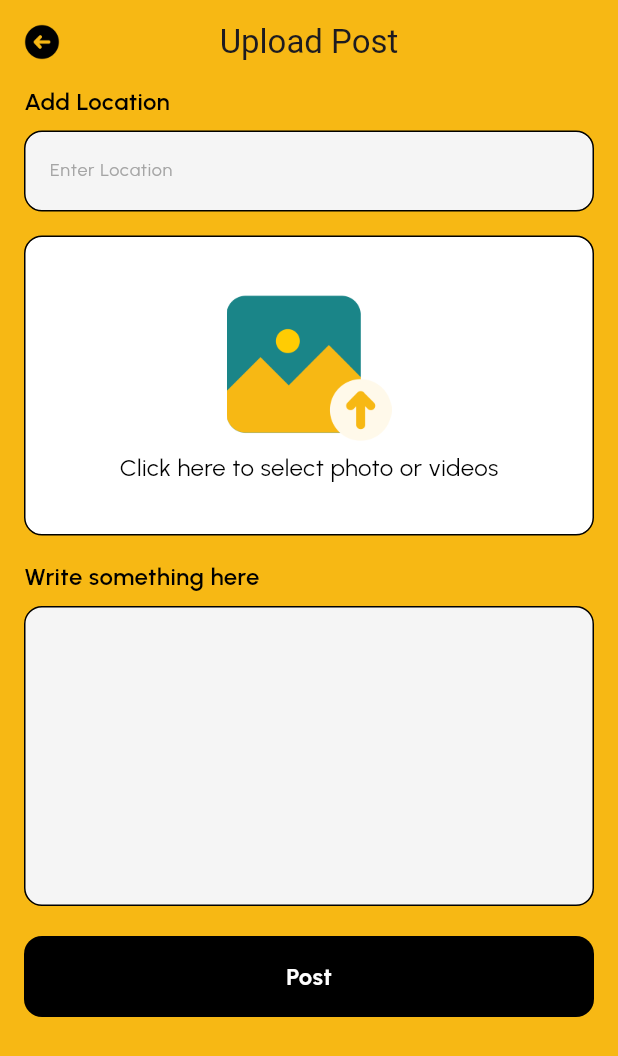
After one commit to Alnur17/tails_date, a Flutter app: the UploadPostView screen opened by its route, after a tap on "Post", on a phone screen of 412 x 824 dp. The commit adds this screen. Shown: the top 1056 px of the screen. Run offline on Flutter 3.47's test engine with Material 3 defaults, Android fonts, the phone set to English and light mode, and no system bars; our stand-ins replace get, google_fonts, image_picker, pin_code_fields, smooth_page_indicator, video_player; network calls fail.

Commit message:
upload has been added

```diff
--- a/lib/app/modules/chats/views/chats_view.dart
+++ b/lib/app/modules/chats/views/chats_view.dart
@@ -35,7 +35,7 @@ class ChatsView extends StatelessWidget {
             padding: const EdgeInsets.only(left: 16, right: 16),
             child: CustomTextField(
               preIcon: Image.asset(
-                AppImages.search,
+                AppImages.searchTwo,
                 scale: 4,
               ),
               hintText: 'Search by name or location',
--- a/lib/app/modules/notifications/views/notifications_view.dart
+++ b/lib/app/modules/notifications/views/notifications_view.dart
@@ -24,11 +24,11 @@ class NotificationsView extends GetView<NotificationsController> {
 
     // Dummy data for each section
     final List<Map<String, String>> friendRequests = List.generate(
-        10, (index) => {'name': 'Friend_$index', 'image': 'https://via.placeholder.com/150'});
+        10, (index) => {'name': 'Friend_$index', 'image': 'https://images.unsplash.com/photo-1494790108377-be9c29b29330?q=80&w=774&auto=format&fit=crop&ixlib=rb-4.0.3&ixid=M3wxMjA3fDB8MHxwaG90by1wYWdlfHx8fGVufDB8fHx8fA%3D%3D'});
     final List<Map<String, String>> sendRequests = List.generate(
-        10, (index) => {'name': 'Request_$index', 'image': 'https://via.placeholder.com/150'});
+        10, (index) => {'name': 'Request_$index', 'image': 'https://images.unsplash.com/photo-1494790108377-be9c29b29330?q=80&w=774&auto=format&fit=crop&ixlib=rb-4.0.3&ixid=M3wxMjA3fDB8MHxwaG90by1wYWdlfHx8fGVufDB8fHx8fA%3D%3D'});
     final List<Map<String, String>> suggestedForYou = List.generate(
-        10, (index) => {'name': 'Suggested_$index', 'image': 'https://via.placeholder.com/150'});
+        10, (index) => {'name': 'Suggested_$index', 'image': 'https://images.unsplash.com/photo-1494790108377-be9c29b29330?q=80&w=774&auto=format&fit=crop&ixlib=rb-4.0.3&ixid=M3wxMjA3fDB8MHxwaG90by1wYWdlfHx8fGVufDB8fHx8fA%3D%3D'});
 
     return Scaffold(
       backgroundColor: AppColors.mainColor,
--- /dev/null
+++ b/lib/app/modules/upload_post/bindings/upload_post_binding.dart
@@ -0,0 +1,12 @@
+import 'package:get/get.dart';
+
+import '../controllers/upload_post_controller.dart';
+
+class UploadPostBinding extends Bindings {
+  @override
+  void dependencies() {
+    Get.lazyPut<UploadPostController>(
+      () => UploadPostController(),
+    );
+  }
+}
--- /dev/null
+++ b/lib/app/modules/upload_post/views/upload_post_view.dart
@@ -0,0 +1,86 @@
+import 'package:flutter/material.dart';
+
+import 'package:get/get.dart';
+import 'package:tails_date/common/app_color/app_colors.dart';
+import 'package:tails_date/common/app_images/app_images.dart';
+import 'package:tails_date/common/app_text_style/styles.dart';
+import 'package:tails_date/common/widgets/custom_button.dart';
+import 'package:tails_date/common/widgets/custom_textfield.dart';
+
+import '../../../../common/size_box/custom_sizebox.dart';
+import '../controllers/upload_post_controller.dart';
+
+class UploadPostView extends GetView<UploadPostController> {
+  const UploadPostView({super.key});
+
+  @override
+  Widget build(BuildContext context) {
+    return Scaffold(
+      backgroundColor: AppColors.mainColor,
+      appBar: AppBar(
+        backgroundColor: AppColors.mainColor,
+        scrolledUnderElevation: 0,
+        title: const Text('Upload Post'),
+        centerTitle: true,
+        leading: GestureDetector(
+          onTap: () {
+            Get.back();
+          },
+          child: Image.asset(
+            AppImages.back,
+            scale: 4,
+          ),
+        ),
+      ),
+      body: Padding(
+        padding: const EdgeInsets.symmetric(horizontal: 16),
+        child: Column(
+          crossAxisAlignment: CrossAxisAlignment.start,
+          children: [
+            Text(
+              'Add Location',
+              style: h3,
+            ),
+            sh8,
+            CustomTextField(
+              hintText: 'Enter Location',
+              borderColor: AppColors.black,
+            ),
+            sh16,
+            Container(
+              height: 200,
+              width: double.infinity,
+              decoration: BoxDecoration(
+                borderRadius: BorderRadius.circular(12),
+                color: AppColors.white,
+                border: Border.all(color: AppColors.black),
+              ),
+              child: Column(
+                mainAxisAlignment: MainAxisAlignment.center,
+                children: [
+                  Image.asset(AppImages.upload,scale: 4,),
+                  sw8,
+                  Text('Click here to select photo or videos',style: h4,),
+
+                ],
+              ),
+            ),
+            sh16,
+            Text(
+              'Write something here',
+              style: h3,
+            ),
+            sh8,
+            CustomTextField(
+              height: 200,
+              borderColor: AppColors.black,
+            ),
+            sh20,
+            CustomButton(text: 'Post', onPressed: (){}),
+            sh30,
+          ],
+        ),
+      ),
+    );
+  }
+}
--- a/lib/app/routes/app_pages.dart
+++ b/lib/app/routes/app_pages.dart
@@ -26,6 +26,8 @@ import '../modules/signup/bindings/signup_binding.dart';
 import '../modules/signup/views/signup_view.dart';
 import '../modules/splash/bindings/splash_binding.dart';
 import '../modules/splash/views/splash_view.dart';
+import '../modules/upload_post/bindings/upload_post_binding.dart';
+import '../modules/upload_post/views/upload_post_view.dart';
 import '../modules/verify_otp/bindings/verify_otp_binding.dart';
 import '../modules/verify_otp/views/verify_otp_view.dart';
 
@@ -107,5 +109,10 @@ class AppPages {
       page: () => ChatsView(),
       binding: ChatsBinding(),
     ),
+    GetPage(
+      name: _Paths.UPLOAD_POST,
+      page: () => const UploadPostView(),
+      binding: UploadPostBinding(),
+    ),
   ];
 }
--- a/lib/app/routes/app_routes.dart
+++ b/lib/app/routes/app_routes.dart
@@ -17,6 +17,7 @@ abstract class Routes {
   static const REELS = _Paths.REELS;
   static const NOTIFICATIONS = _Paths.NOTIFICATIONS;
   static const CHATS = _Paths.CHATS;
+  static const UPLOAD_POST = _Paths.UPLOAD_POST;
 }
 
 abstract class _Paths {
@@ -35,4 +36,5 @@ abstract class _Paths {
   static const REELS = '/reels';
   static const NOTIFICATIONS = '/notifications';
   static const CHATS = '/chats';
+  static const UPLOAD_POST = '/upload-post';
 }
--- a/lib/common/app_images/app_images.dart
+++ b/lib/common/app_images/app_images.dart
@@ -46,6 +46,7 @@ class AppImages {
   static const language = "assets/icons/language.png";
   static const payment = "assets/icons/payment.png";
   static const accountDelete = "assets/icons/account delete.png";
+  static const upload = "assets/icons/upload.png";
 
 
   //================ Images ==================>
--- a/lib/common/widgets/custom_textfield.dart
+++ b/lib/common/widgets/custom_textfield.dart
@@ -12,6 +12,7 @@ class CustomTextField extends StatelessWidget {
   final ValueChanged<String>? onChange;
   final double borderRadius;
   final Color? containerColor;
+  final Color? borderColor;
 
   const CustomTextField({
     super.key,
@@ -22,7 +23,7 @@ class CustomTextField extends StatelessWidget {
     this.sufIcon,
     this.preIcon,
     this.onChange,
-    this.borderRadius = 12, this.containerColor,
+    this.borderRadius = 12, this.containerColor, this.borderColor,
   });
 
   @override
@@ -31,6 +32,7 @@ class CustomTextField extends StatelessWidget {
       height: height,
       decoration: BoxDecoration(
         borderRadius: BorderRadius.circular(borderRadius),
+        border: Border.all(color: borderColor ?? Colors.transparent),
         color: containerColor ?? AppColors.greyLight,
       ),
       child: TextField(
@@ -42,7 +44,7 @@ class CustomTextField extends StatelessWidget {
         decoration: InputDecoration(
           hintText: hintText ?? '',
           hintStyle: hintTextStyle ?? h6.copyWith(color: AppColors.grey),
-          contentPadding: EdgeInsets.symmetric(horizontal: 16, vertical: 16),
+          contentPadding: EdgeInsets.symmetric(horizontal: 16, vertical: 12),
           prefixIcon: preIcon,
           suffixIcon: sufIcon,
           border: InputBorder.none,
```
Also changed, not shown: lib/app/modules/dashboard/views/dashboard_view.dart (+9 -4 lines), lib/app/modules/upload_post/controllers/upload_post_controller.dart (added, +22 -0 lines), assets/icons/upload.png (added).
